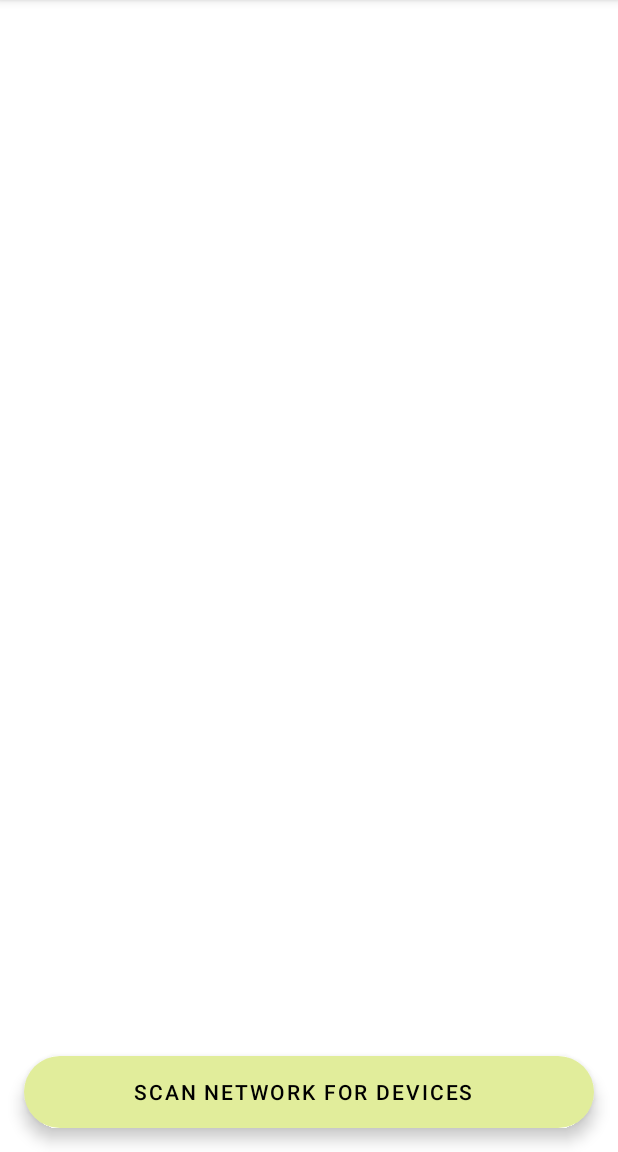
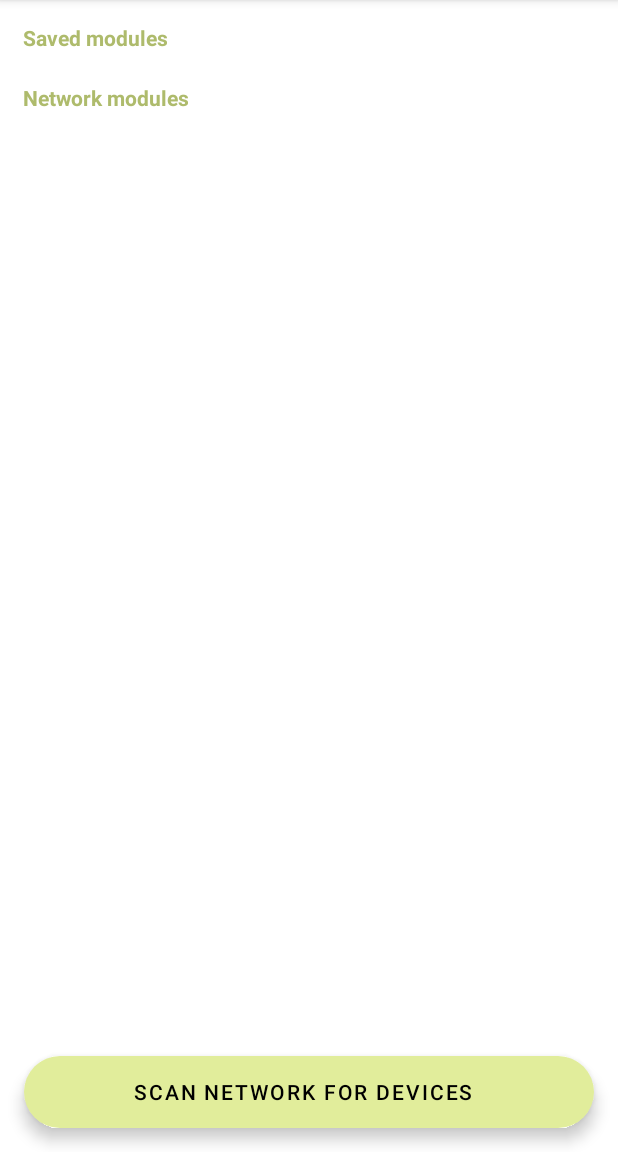
Before and after one commit to JakubTutka/Intelligent-Window-Blinds-app, an Android app: the screen it shows after launch (MainActivity), on a phone screen of 412 x 824 dp, the part 84-1236 px from its top. Run offline under Robolectric (Android 15) with nearby library versions, the phone set to English and light mode, and no system bars.

Commit message:
Rescue layout

```diff
--- a/app/src/main/java/intelligent/window/blinds/MainActivity.kt
+++ b/app/src/main/java/intelligent/window/blinds/MainActivity.kt
@@ -1,12 +1,11 @@
 package intelligent.window.blinds
 
 
-import android.content.Intent
-import androidx.appcompat.app.AppCompatActivity
 import android.os.Bundle
 import android.view.View
 import android.widget.Button
 import android.widget.TextView
+import androidx.appcompat.app.AppCompatActivity
 import androidx.recyclerview.widget.RecyclerView
 import intelligent.window.blinds.utils.ModuleJson
 import java.net.InetAddress
@@ -21,11 +20,12 @@ class MainActivity : AppCompatActivity() {
     override fun onCreate(savedInstanceState: Bundle?) {
         super.onCreate(savedInstanceState)
 
+        setContentView(R.layout.activity_main)
         var savedModules = getSavedModules()
 
         moduleList = findViewById(R.id.saved_modules_list)
 
-        if (!savedModules.isEmpty()) {
+        if (savedModules.isNotEmpty()) {
 
             var savedTitle = findViewById<TextView>(R.id.saved_modules_title)
             savedTitle.visibility = View.VISIBLE
@@ -35,7 +35,6 @@ class MainActivity : AppCompatActivity() {
             }
         }
 
-        setContentView(R.layout.activity_main)
 
 
         scannerButton = findViewById(R.id.scanner_button)
--- a/app/src/main/res/layout/activity_main.xml
+++ b/app/src/main/res/layout/activity_main.xml
@@ -28,14 +28,14 @@
                 android:textColor="@color/dark"
                 android:textSize="14sp"
                 android:textStyle="bold"
-                android:visibility="gone"/>
+                android:visibility="visible"/>
 
-            <view class="androidx.appcompat.app.AlertController$RecycleListView"
+            <androidx.recyclerview.widget.RecyclerView
                 android:id="@+id/saved_modules_list"
                 android:layout_width="match_parent"
                 android:layout_height="wrap_content"
                 android:nestedScrollingEnabled="false"
-                app:layoutManager="android.support.v7.widget.LinearLayoutManager"
+                app:layoutManager="androidx.recyclerview.widget.LinearLayoutManager"
                 tools:itemCount="1"
                 tools:listitem="@layout/item_module" />
 
@@ -50,14 +50,14 @@
                 android:textColor="@color/dark"
                 android:textSize="14sp"
                 android:textStyle="bold"
-                android:visibility="gone"/>
+                android:visibility="visible"/>
 
-            <view class="androidx.appcompat.app.AlertController$RecycleListView"
+            <androidx.recyclerview.widget.RecyclerView
                 android:id="@+id/network_modules_list"
                 android:layout_width="match_parent"
                 android:layout_height="wrap_content"
                 android:nestedScrollingEnabled="false"
-                app:layoutManager="android.support.v7.widget.LinearLayoutManager"
+                app:layoutManager="androidx.recyclerview.widget.LinearLayoutManager"
                 tools:listitem="@layout/item_module" />
 
         </LinearLayout>
```
Also changed, not shown: app/build.gradle (+5 -5 lines).
